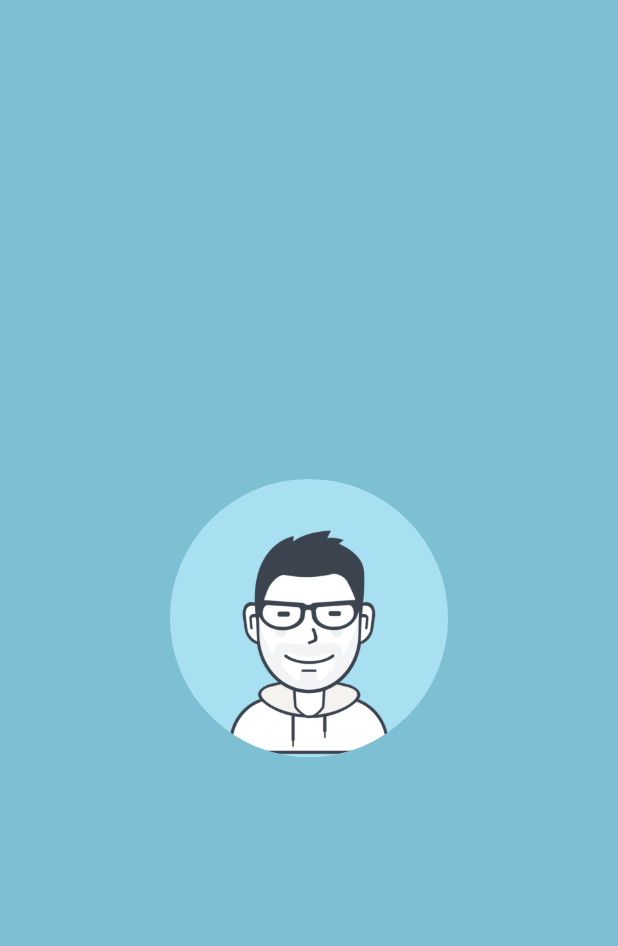
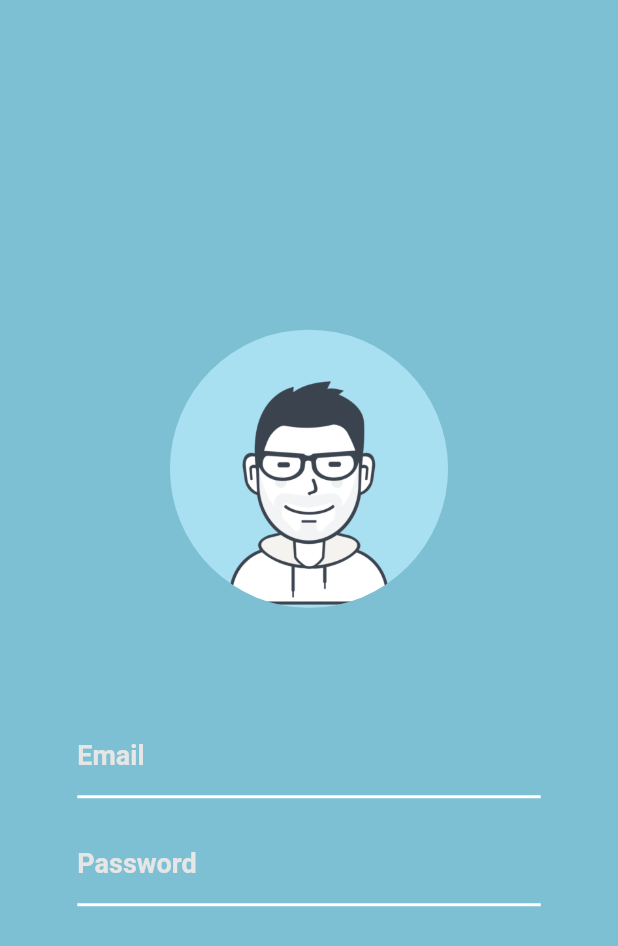
Before and after one commit to cromueloliver02/authify, a Flutter app: the screen it shows after launch, on a phone screen of 412 x 824 dp. Shown: the top 946 px of the screen. Run offline on Flutter 3.47's test engine with Material 2 defaults, Android fonts, the light colour scheme and no system bars.

Commit message:
created custom text field

```diff
--- a/lib/screens/login_screen.dart
+++ b/lib/screens/login_screen.dart
@@ -1,5 +1,6 @@
 import 'package:flutter/material.dart';
 import '../widgets/atf_login_avatar.dart';
+import '../widgets/atf_text_field.dart';
 
 class LoginScreen extends StatelessWidget {
   const LoginScreen({super.key});
@@ -8,14 +9,33 @@ class LoginScreen extends StatelessWidget {
   Widget build(BuildContext context) {
     final screenSize = MediaQuery.of(context).size;
 
-    return Scaffold(
-      body: SizedBox(
-        width: screenSize.width,
-        child: Column(
-          mainAxisAlignment: MainAxisAlignment.center,
-          children: const [
-            ATFLoginAvatar(),
-          ],
+    return GestureDetector(
+      onTap: () => FocusScope.of(context).unfocus(),
+      child: Scaffold(
+        body: SizedBox(
+          width: screenSize.width,
+          child: Column(
+            mainAxisAlignment: MainAxisAlignment.center,
+            children: [
+              const ATFLoginAvatar(),
+              const SizedBox(height: 70),
+              SizedBox(
+                width: screenSize.width * 0.75,
+                child: const ATFTextField(
+                  hintText: 'Email',
+                  keyboardType: TextInputType.emailAddress,
+                ),
+              ),
+              const SizedBox(height: 15),
+              SizedBox(
+                width: screenSize.width * 0.75,
+                child: const ATFTextField(
+                  hintText: 'Password',
+                  obscureText: true,
+                ),
+              ),
+            ],
+          ),
         ),
       ),
     );
--- /dev/null
+++ b/lib/widgets/atf_text_field.dart
@@ -0,0 +1,46 @@
+import 'package:flutter/material.dart';
+
+class ATFTextField extends StatelessWidget {
+  final String hintText;
+  final bool obscureText;
+  final TextInputType keyboardType;
+
+  const ATFTextField({
+    super.key,
+    required this.hintText,
+    this.obscureText = false,
+    this.keyboardType = TextInputType.text,
+  });
+
+  @override
+  Widget build(BuildContext context) {
+    return TextField(
+      obscureText: obscureText,
+      keyboardType: keyboardType,
+      style: const TextStyle(
+        color: Colors.white,
+        fontSize: 18,
+        fontWeight: FontWeight.w600,
+      ),
+      decoration: InputDecoration(
+        hintText: hintText,
+        contentPadding: const EdgeInsets.symmetric(vertical: 18),
+        hintStyle: const TextStyle(
+          color: Color.fromARGB(255, 230, 230, 230),
+        ),
+        enabledBorder: const UnderlineInputBorder(
+          borderSide: BorderSide(
+            color: Colors.white,
+            width: 2,
+          ),
+        ),
+        focusedBorder: const UnderlineInputBorder(
+          borderSide: BorderSide(
+            color: Colors.white,
+            width: 2,
+          ),
+        ),
+      ),
+    );
+  }
+}
```
